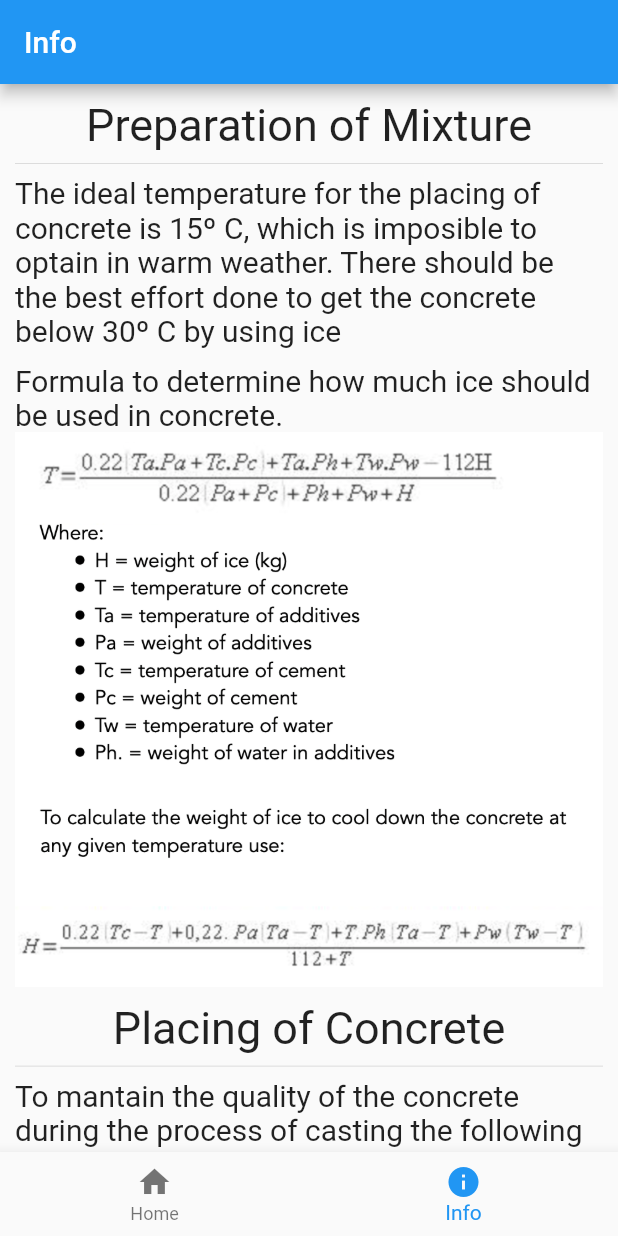
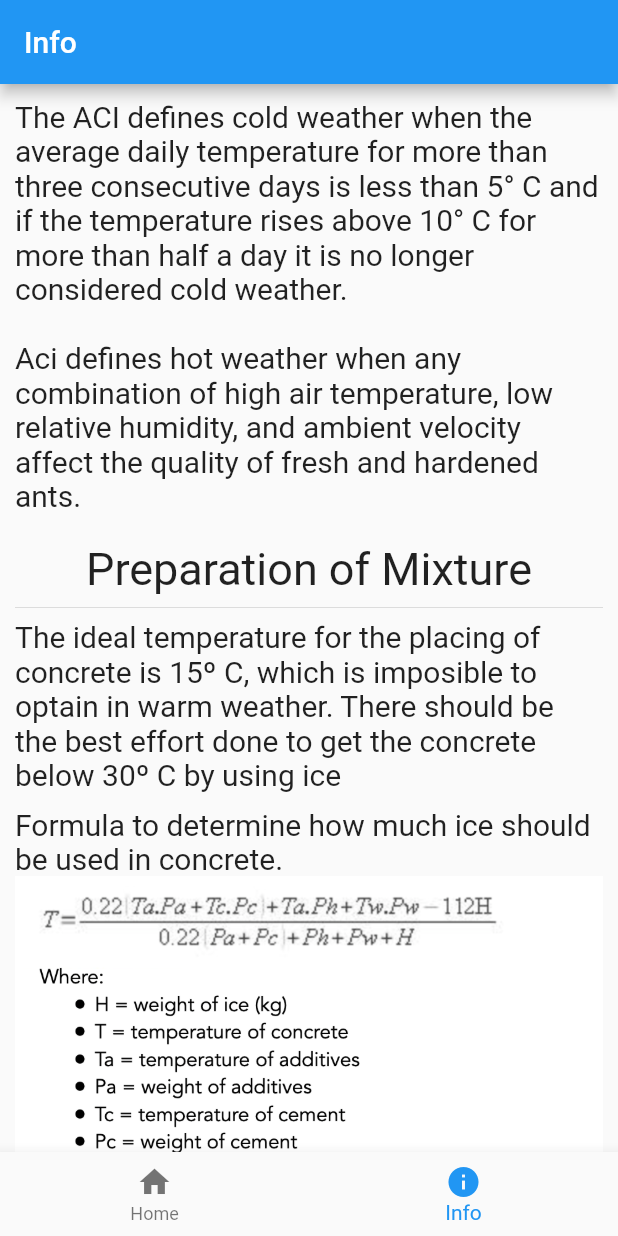
Before and after one commit to mabadinakach/Concrete_Casting, a Flutter app: the screen it shows after launch, item 2 of the bottom bar chosen, on a phone screen of 412 x 824 dp. Run offline on Flutter 3.47's test engine with Material 2 defaults, Android fonts, the phone set to English and light mode, and no system bars; our stand-ins replace geolocator; statements that could not run were skipped.

Commit message:
added info/fixed bug under detail hour section

```diff
--- a/lib/main.dart
+++ b/lib/main.dart
@@ -662,7 +662,10 @@ class _DetailHourState extends State<DetailHour> {
   Widget build(BuildContext context) {
     return Scaffold(
       appBar: AppBar(
-        title: Text(widget.data["time"].substring(11))
+        title: Text(widget.data["time"].substring(11)),
+        leading: IconButton(icon: Icon(Icons.close), onPressed: () {
+          Navigator.of(context).pop();
+        },),
       ),
       body: ListView.builder(
         itemCount: 1,
@@ -808,6 +811,8 @@ class _InfoState extends State<Info> {
           padding: const EdgeInsets.all(10.0),
           child: Column(
             children: [
+              Text("The ACI defines cold weather when the average daily temperature for more than three consecutive days is less than 5° C and if the temperature rises above 10° C for more than half a day it is no longer considered cold weather.\n\nAci defines hot weather when any combination of high air temperature, low relative humidity, and ambient velocity affect the quality of fresh and hardened ants.", style: TextStyle(fontSize: 20)),
+              SizedBox(height: 20),
               Text("Preparation of Mixture", style: TextStyle(
                 fontSize: 30
               ),),
```
